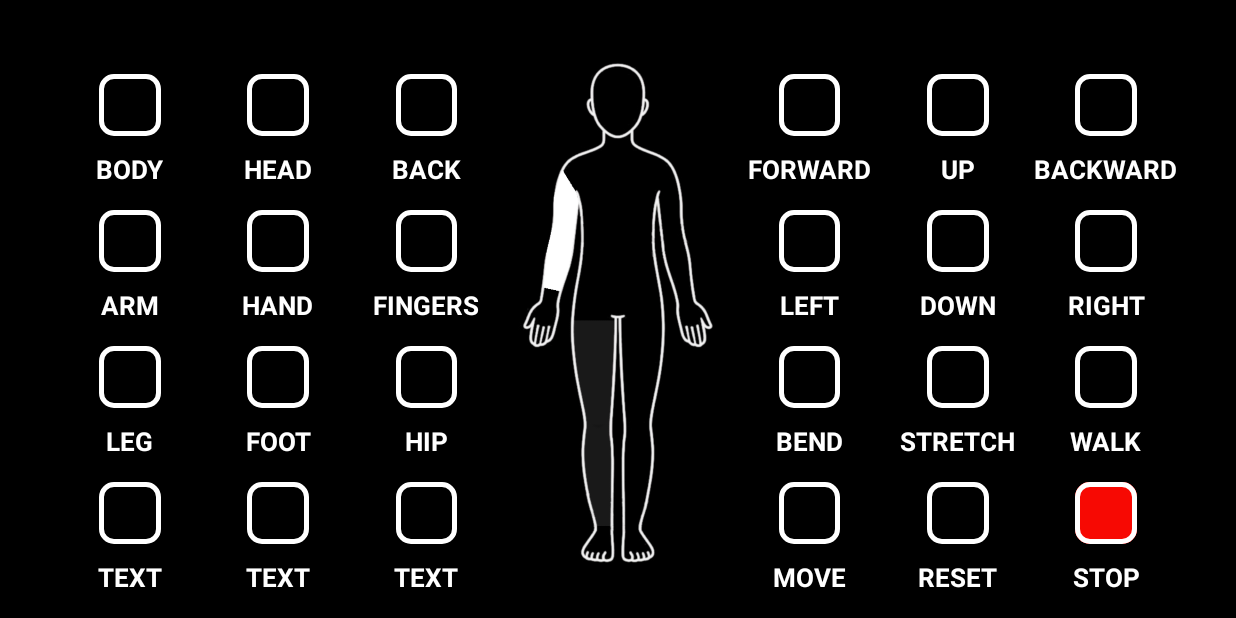
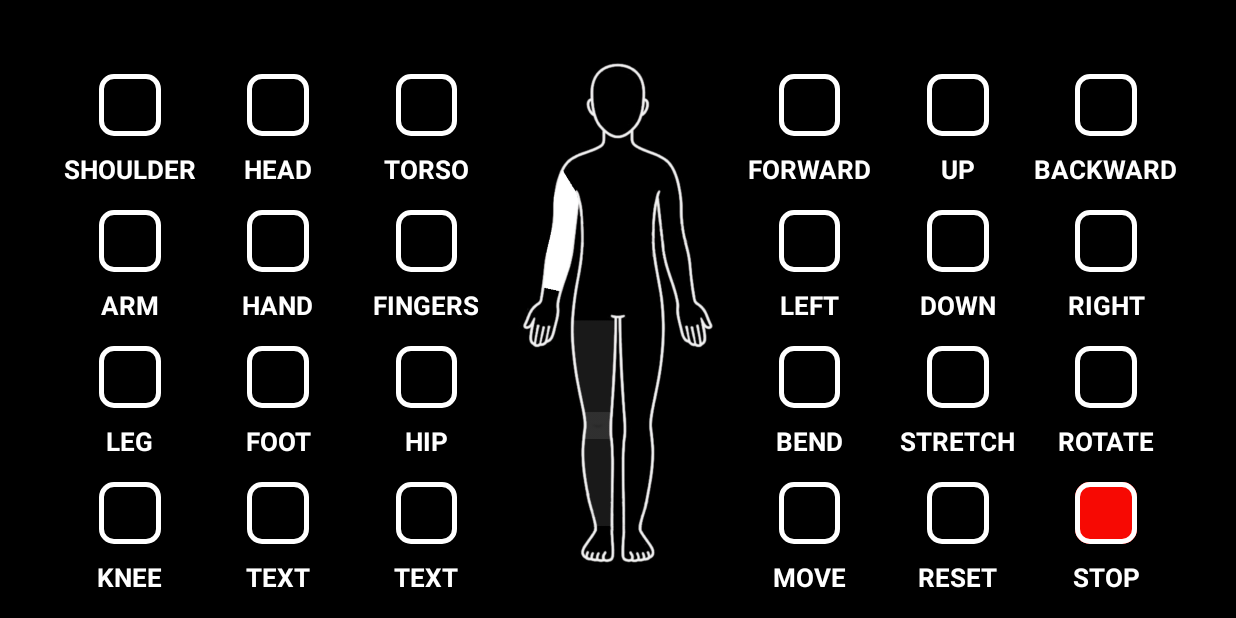
Before and after one commit to Ograeset/RcHumanoid, an Android app: the screen it shows after launch (MainActivity), after a tap on an icon or button, on a phone screen of 824 x 412 dp (held sideways). Run offline under Robolectric (Android 15) with nearby library versions, the phone set to English and light mode, and no system bars; 3 other taps on this screen came first.

Commit message:
added knee

```diff
--- a/app/src/main/java/se/nani/Image.java
+++ b/app/src/main/java/se/nani/Image.java
@@ -1,16 +1,19 @@
 package se.nani;
 
+import android.app.Activity;
 import android.widget.ImageView;
 
-import androidx.appcompat.app.AppCompatActivity;
 
-public class Image extends AppCompatActivity {
+public class Image{
+    Activity activity;
+
+
+    private ImageView head = (ImageView)activity.findViewById(R.id.head);
     public ImageView getHead() {
-        head = (ImageView)findViewById(R.id.head);
+
         return head;
     }
 
 
-    private ImageView head;
 
 }
--- a/app/src/main/java/se/nani/MainActivity.java
+++ b/app/src/main/java/se/nani/MainActivity.java
@@ -23,7 +23,7 @@ public class MainActivity extends AppCompatActivity implements View.OnClickListe
             btnCol5_R1, btnCol5_R2, btnCol5_R3, btnCol5_R4,
             btnCol6_R1, btnCol6_R2, btnCol6_R3, btnCol6_R4;
     ImageView head, arm_l, arm_r, hand_l, hand_r, leg_l, leg_r,
-              foot_l, foot_r;
+              foot_l, foot_r, knee_l, knee_r;
 
 
     Boolean boolLeft = false;
@@ -108,6 +108,8 @@ public class MainActivity extends AppCompatActivity implements View.OnClickListe
         leg_r = findViewById(R.id.leg_r);
         foot_l = findViewById(R.id.foot_l);
         foot_r = findViewById(R.id.foot_r);
+        knee_l = findViewById(R.id.knee_l);
+        knee_r = findViewById(R.id.knee_r);
 
 
 
@@ -139,6 +141,12 @@ public class MainActivity extends AppCompatActivity implements View.OnClickListe
             mediaPlayer = MediaPlayer.create(this, R.raw.leg);
         }
         else if (id == R.id.btnCol1_R4){
+            if (boolLeft){
+                showImage(knee_l);
+            } else {
+                showImage(knee_r);
+            }
+            mediaPlayer = MediaPlayer.create(this, R.raw.down);
 
         }
         else if(id == R.id.btnCol2_R1){ // head
--- a/app/src/main/res/layout/activity_main.xml
+++ b/app/src/main/res/layout/activity_main.xml
@@ -131,6 +131,18 @@
     app:layout_constraintStart_toStartOf="parent"
     app:layout_constraintTop_toTopOf="parent"
     app:srcCompat="@drawable/knee_l" />
+
+    <ImageView
+        android:id="@+id/knee_r"
+        android:layout_width="wrap_content"
+        android:layout_height="wrap_content"
+        android:contentDescription="@string/app_name"
+        android:visibility="invisible"
+        app:layout_constraintBottom_toBottomOf="parent"
+        app:layout_constraintEnd_toEndOf="parent"
+        app:layout_constraintStart_toStartOf="parent"
+        app:layout_constraintTop_toTopOf="parent"
+        app:srcCompat="@drawable/knee_r" />
 
 <ImageView
     android:id="@+id/leg_l"
--- a/app/src/main/res/values/strings.xml
+++ b/app/src/main/res/values/strings.xml
@@ -1,17 +1,17 @@
 <resources>
     <string name="app_name">RcHumanoid</string>
     <!-- col1 -->
-    <string name="textCol1_R1">BODY</string>
+    <string name="textCol1_R1">SHOULDER</string>
     <string name="textCol1_R2">ARM</string>
     <string name="textCol1_R3">LEG</string>
-    <string name="textCol1_R4">TEXT</string>
+    <string name="textCol1_R4">KNEE</string>
     <!-- col2 -->
     <string name="textCol2_R1">HEAD</string>
     <string name="textCol2_R2">HAND</string>
     <string name="textCol2_R3">FOOT</string>
     <string name="textCol2_R4">TEXT</string>
     <!-- col3 -->
-    <string name="textCol3_R1">BACK</string>
+    <string name="textCol3_R1">TORSO</string>
     <string name="textCol3_R2">FINGERS</string>
     <string name="textCol3_R3">HIP</string>
     <string name="textCol3_R4">TEXT</string>
@@ -28,7 +28,7 @@
     <!-- col6 -->
     <string name="textCol6_R1">BACKWARD</string>
     <string name="textCol6_R2">RIGHT</string>
-    <string name="textCol6_R3">WALK</string>
+    <string name="textCol6_R3">ROTATE</string>
     <string name="textCol6_R4">STOP</string>
 
 </resources>
```
